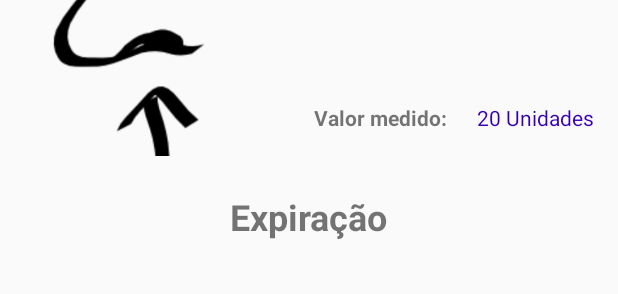
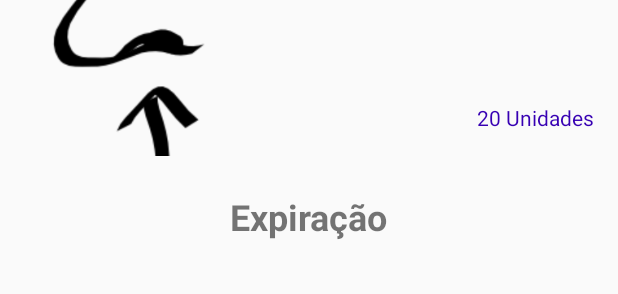
Before and after one commit to PauloCamargos/biomedical-instrumentation-2, an Android app: the layout activity_calibracao.xml on its own in the app's theme, with its tools: preview values and no code run, on a phone screen of 412 x 824 dp. Shown: the part 327-621 px from the top of the screen. Run offline under Robolectric (Android 15) with nearby library versions, the phone set to English and light mode, and no system bars.

Commit message:
funcionando grafico

```diff
--- a/ApneiaMonitor/app/src/main/res/layout/activity_calibracao.xml
+++ b/ApneiaMonitor/app/src/main/res/layout/activity_calibracao.xml
@@ -70,20 +70,20 @@
         app:layout_constraintTop_toBottomOf="@+id/label_expiracao"
         app:srcCompat="@drawable/exhale" />
 
-    <TextView
-        android:id="@+id/label_inspiracao_medido"
-        android:layout_width="wrap_content"
-        android:layout_height="wrap_content"
-        android:layout_marginStart="12dp"
-        android:layout_marginLeft="12dp"
-        android:layout_marginTop="8dp"
-        android:layout_marginEnd="8dp"
-        android:layout_marginRight="8dp"
-        android:text="@string/label_valor_medido"
-        android:textStyle="bold"
-        app:layout_constraintEnd_toStartOf="@+id/textView7"
-        app:layout_constraintStart_toEndOf="@+id/imageView"
-        app:layout_constraintTop_toBottomOf="@+id/text_inpiracao_instrucao" />
+    <!--<TextView-->
+        <!--android:id="@+id/label_inspiracao_medido"-->
+        <!--android:layout_width="wrap_content"-->
+        <!--android:layout_height="wrap_content"-->
+        <!--android:layout_marginStart="12dp"-->
+        <!--android:layout_marginLeft="12dp"-->
+        <!--android:layout_marginTop="8dp"-->
+        <!--android:layout_marginEnd="8dp"-->
+        <!--android:layout_marginRight="8dp"-->
+        <!--android:text="@string/label_valor_medido"-->
+        <!--android:textStyle="bold"-->
+        <!--app:layout_constraintEnd_toStartOf="@+id/textView7"-->
+        <!--app:layout_constraintStart_toEndOf="@+id/imageView"-->
+        <!--app:layout_constraintTop_toBottomOf="@+id/text_inpiracao_instrucao" />-->
 
     <TextView
         android:id="@+id/label_respiracao_medido"
```
Also changed, not shown: ApneiaMonitor/app/src/main/AndroidManifest.xml (+4 -12 lines), ApneiaMonitor/app/src/main/java/com/ib1/apneiamonitor/MainActivity.java (+6 -6 lines), ApneiaMonitor/app/src/main/res/menu/bottom_nav_menu.xml (+4 -4 lines).
